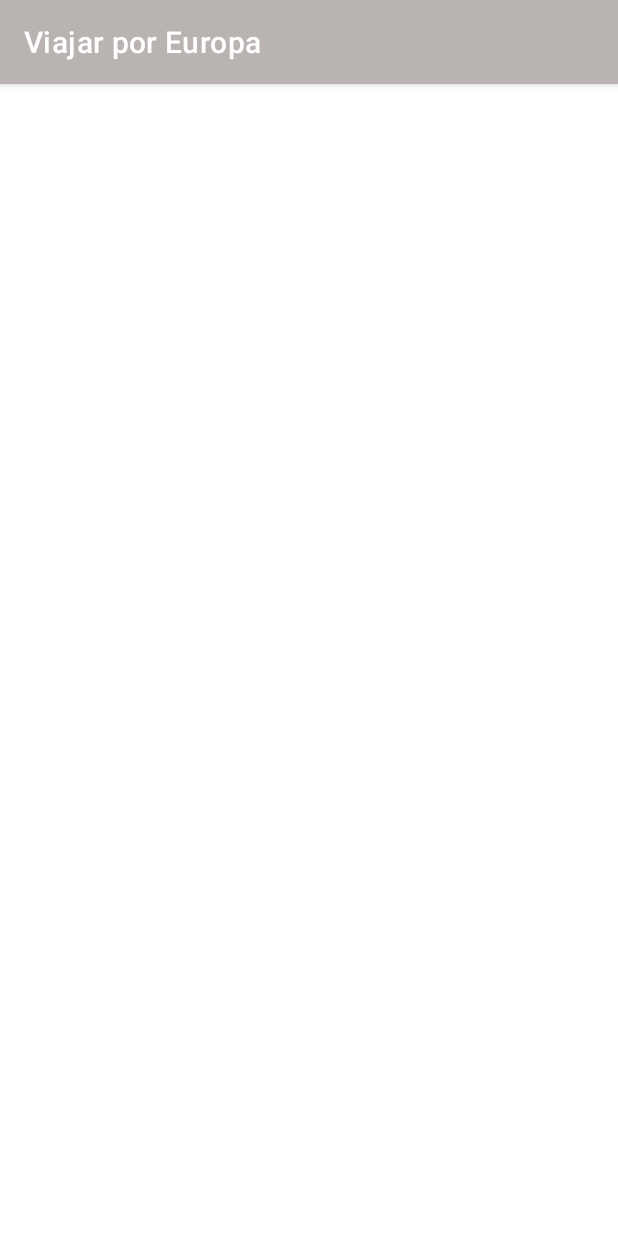
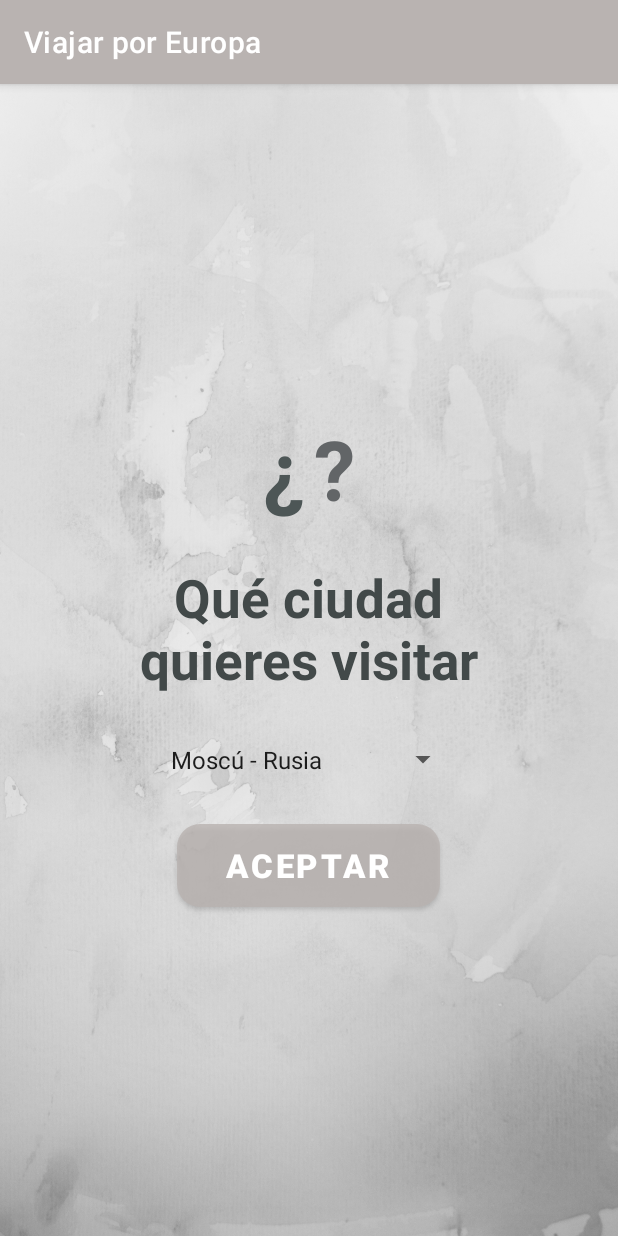
Before and after one commit to AlbaMartin01/ViajarporEuropa, an Android app: the ListaPaisesEU screen opened directly, with no data from a screen before it, on a phone screen of 412 x 824 dp. Run offline under Robolectric (Android 15) with nearby library versions, the phone set to English and light mode, and no system bars.

Commit message:
Conectar base de datos al registro para autentificarse y lista paises hecho

```diff
--- a/app/src/main/java/com/example/viajarporeuropa/ListaPaisesEU.kt
+++ b/app/src/main/java/com/example/viajarporeuropa/ListaPaisesEU.kt
@@ -2,10 +2,19 @@ package com.example.viajarporeuropa
 
 import androidx.appcompat.app.AppCompatActivity
 import android.os.Bundle
+import android.widget.ArrayAdapter
+import android.widget.Spinner
 
 class ListaPaisesEU : AppCompatActivity() {
     override fun onCreate(savedInstanceState: Bundle?) {
         super.onCreate(savedInstanceState)
         setContentView(R.layout.activity_lista_paises_eu)
+
+        var spinnerCountries: Spinner = findViewById(R.id.SpinnerPaises)
+
+        var adapter: ArrayAdapter<CharSequence>  = ArrayAdapter.createFromResource(this,R.array.nombre_ciudades, android.R.layout.simple_spinner_item)
+
+        adapter.setDropDownViewResource(android.R.layout.simple_spinner_item);
+        spinnerCountries.setAdapter(adapter)
     }
 }
--- a/app/src/main/java/com/example/viajarporeuropa/Login.kt
+++ b/app/src/main/java/com/example/viajarporeuropa/Login.kt
@@ -7,7 +7,6 @@ import android.os.Bundle
 import android.widget.Button
 import android.widget.TextView
 import android.widget.Toast
-import androidx.activity.result.IntentSenderRequest
 import com.google.firebase.auth.FirebaseAuth
 import com.google.firebase.auth.ktx.auth
 import com.google.firebase.ktx.Firebase
@@ -35,6 +34,7 @@ class Login : AppCompatActivity() {
                 val user = firebaseAuth.currentUser
                 Toast.makeText(this, user?.uid.toString(), Toast.LENGTH_SHORT).show()
                 val intento = Intent(this, ListaPaisesEU::class.java)
+                startActivity(intento)
             } else{
                 Toast.makeText(this, "Error de Email y/o contraseña", Toast.LENGTH_SHORT).show()
             }
--- a/app/src/main/java/com/example/viajarporeuropa/MainActivity.kt
+++ b/app/src/main/java/com/example/viajarporeuropa/MainActivity.kt
@@ -5,6 +5,7 @@ import android.content.Intent
 import androidx.appcompat.app.AppCompatActivity
 import android.os.Bundle
 import android.widget.Button
+import android.widget.ImageButton
 
 class MainActivity : AppCompatActivity() {
     @SuppressLint("MissingInflatedId")
@@ -12,12 +13,12 @@ class MainActivity : AppCompatActivity() {
         super.onCreate(savedInstanceState)
         setContentView(R.layout.activity_main)
 
-        findViewById<Button>(R.id.login).setOnClickListener {
+        findViewById<ImageButton>(R.id.login).setOnClickListener {
             var intento = Intent(this, Login::class.java)
             startActivity(intento)
         }
 
-        findViewById<Button>(R.id.registrar).setOnClickListener {
+        findViewById<ImageButton>(R.id.registrar).setOnClickListener {
             var intento = Intent(this, Registrar::class.java)
             startActivity(intento)
         }
--- a/app/src/main/res/layout/activity_lista_paises_eu.xml
+++ b/app/src/main/res/layout/activity_lista_paises_eu.xml
@@ -6,4 +6,63 @@
     android:layout_height="match_parent"
     tools:context=".ListaPaisesEU">
 
+    <LinearLayout
+        android:layout_width="match_parent"
+        android:layout_height="match_parent"
+        android:gravity="center"
+        android:orientation="vertical"
+        android:background="@drawable/fondo_de_pantalla_blanco_minimalista">
+
+        <LinearLayout
+            android:layout_width="wrap_content"
+            android:layout_height="wrap_content">
+
+            <TextView
+                android:layout_width="wrap_content"
+                android:layout_height="wrap_content"
+                android:text="¿"
+                android:textSize="55dp"
+                android:textColor="#4D5656"
+                android:textStyle="bold"
+                android:layout_marginRight="3dp"/>
+
+            <TextView
+                android:layout_width="wrap_content"
+                android:layout_height="wrap_content"
+                android:text="?"
+                android:textSize="55dp"
+                android:textColor="#626567"
+                android:textStyle="bold"
+                android:layout_marginLeft="3dp"/>
+
+        </LinearLayout>
+
+        <TextView
+            android:layout_width="250dp"
+            android:layout_height="wrap_content"
+            android:text="Qué ciudad quieres visitar"
+            android:textAlignment="center"
+            android:textColor="#424949"
+            android:textSize="35dp"
+            android:textStyle="bold"
+            android:layout_marginTop="25dp"/>
+
+        <Spinner
+            android:id="@+id/SpinnerPaises"
+            android:layout_width="200dp"
+            android:layout_height="35dp"
+            android:layout_marginTop="25dp"
+            android:spinnerMode="dialog" />
+
+        <Button
+            android:layout_width="175dp"
+            android:layout_height="55dp"
+            android:text="Aceptar"
+            android:textSize="22dp"
+            android:textStyle="bold"
+            android:background="@drawable/shape"
+            android:layout_marginTop="25dp"/>
+
+    </LinearLayout>
+
 </androidx.constraintlayout.widget.ConstraintLayout>
--- a/app/src/main/res/layout/activity_login.xml
+++ b/app/src/main/res/layout/activity_login.xml
@@ -37,7 +37,7 @@
                 android:layout_width="200dp"
                 android:layout_height="wrap_content"
                 android:hint="Usuario"
-                android:inputType="text"/>
+                android:inputType="textEmailAddress"/>
 
             <EditText android:id="@+id/contrLogin"
                 android:layout_width="200dp"
--- a/app/src/main/res/values/strings.xml
+++ b/app/src/main/res/values/strings.xml
@@ -1,3 +1,49 @@
 <resources>
     <string name="app_name">Viajar por Europa</string>
+    <string-array name="nombre_ciudades">
+        <item>Moscú - Rusia</item>
+        <item>Berlín - Alemania</item>
+        <item>Londres - Reino Unido</item>
+        <item>Paris - Francia</item>
+        <item>Roma - Italia</item>
+        <item>Madrid - España</item>
+        <item>Kiev - Ucrania</item>
+        <item>Varsovia - Polonia</item>
+        <item>Bucarest - Rumania</item>
+        <item>Ámsterdam - Países Bajos</item>
+        <item>Bruselas - Bélgica</item>
+        <item>Praga - República Checa (Chequía)</item>
+        <item>Estocolmo - Suecia</item>
+        <item>Atenas - Grecia</item>
+        <item>Lisboa - Portugal</item>
+        <item>Budapest - Hungría</item>
+        <item>Minsk - Bielorrusia</item>
+        <item>Viena - Austria</item>
+        <item>Berna - Siuza</item>
+        <item>Belgrado - Serbia</item>
+        <item>Sofia - Bulgaria</item>
+        <item>Copenhague - Dinamarca</item>
+        <item>Helsinki - Finlandia</item>
+        <item>Oslo - Noruega</item>
+        <item>Bratislava - Eslovaquia</item>
+        <item>Dublín - Irlanda</item>
+        <item>Zagreb - Croacia</item>
+        <item>Chisinau - Moldavia</item>
+        <item>Sarajevo - Bosnia y Herzagovina</item>
+        <item>Tirana - Albania</item>
+        <item>Vilnius - Lituania</item>
+        <item>Skopje - Macedonia</item>
+        <item>Liubliana - Eslovenia</item>
+        <item>Riga - Letonia</item>
+        <item>Tallin - Estonia</item>
+        <item>Podgorica - Montenegro</item>
+        <item>Luxemburgo - Luxemburgo</item>
+        <item>La Valleta - Malta</item>
+        <item>Reikiavik - Islandia</item>
+        <item>Andorra la vella - Andorra</item>
+        <item>Vaduz - Liechenstein</item>
+        <item>Mónaco - Principado de Mónaco</item>
+        <item>San Marino - República de San Marino</item>
+        <item>Ciudad del Vaticano - Ciudad del Vaticano</item>
+    </string-array>
 </resources>
--- a/build.gradle
+++ b/build.gradle
@@ -14,7 +14,7 @@ buildscript {
 }
 // Top-level build file where you can add configuration options common to all sub-projects/modules.
 plugins {
-    id 'com.android.application' version '7.4.0' apply false
-    id 'com.android.library' version '7.4.0' apply false
+    id 'com.android.application' version '7.4.2' apply false
+    id 'com.android.library' version '7.4.2' apply false
     id 'org.jetbrains.kotlin.android' version '1.7.21' apply false
 }
```
Also changed, not shown: app/src/main/java/com/example/viajarporeuropa/Registrar.kt (+40 -0 lines), app/src/main/res/layout/activity_registrar.xml (+10 -7 lines), app/src/main/res/drawable/fondo_de_pantalla_blanco_minimalista.png (added), app/src/main/res/drawable/fondoeuropatfg.jpg (deleted).
